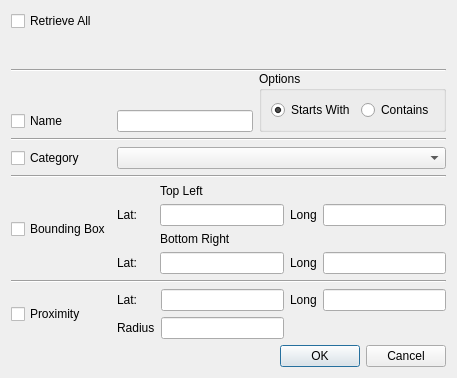
The window that examples/landmarkbrowser/landmarkfilterdialog.ui (qtproject/qt-mobility) describes before a commit, drawn with Qt 5.
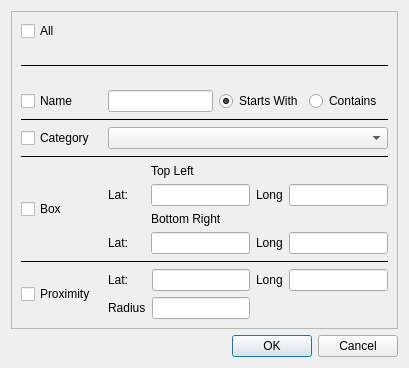
The same window after the commit.

Patch:
```diff
--- a/examples/landmarkbrowser/landmarkfilterdialog.ui
+++ b/examples/landmarkbrowser/landmarkfilterdialog.ui
@@ -6,12 +6,33 @@
    <rect>
     <x>0</x>
     <y>0</y>
-    <width>457</width>
-    <height>378</height>
+    <width>409</width>
+    <height>368</height>
    </rect>
   </property>
+  <property name="sizePolicy">
+   <sizepolicy hsizetype="Preferred" vsizetype="Preferred">
+    <horstretch>0</horstretch>
+    <verstretch>0</verstretch>
+   </sizepolicy>
+  </property>
   <property name="windowTitle">
-   <string>Add Landmark</string>
+   <string>Set Filter</string>
+  </property>
+  <layout class="QGridLayout" name="gridLayout_5">
+   <item row="0" column="0">
+    <widget class="QScrollArea" name="scrollArea">
+     <property name="widgetResizable">
+      <bool>true</bool>
+     </property>
+     <widget class="QWidget" name="scrollAreaWidgetContents">
+      <property name="geometry">
+       <rect>
+        <x>0</x>
+        <y>0</y>
+        <width>372</width>
+        <height>309</height>
+       </rect>
   </property>
   <layout class="QGridLayout" name="gridLayout_4">
    <item row="0" column="0">
@@ -19,43 +40,20 @@
      <item row="0" column="0">
       <widget class="QCheckBox" name="filterAllCheckBox">
        <property name="text">
-        <string>Retrieve All</string>
+            <string>All</string>
        </property>
       </widget>
      </item>
-     <item row="1" column="0" rowspan="2" colspan="3">
+         <item row="1" column="0" rowspan="2" colspan="5">
       <widget class="Line" name="line_3">
+           <property name="frameShadow">
+            <enum>QFrame::Plain</enum>
+           </property>
        <property name="orientation">
         <enum>Qt::Horizontal</enum>
        </property>
       </widget>
      </item>
-     <item row="2" column="2" rowspan="2">
-      <widget class="QGroupBox" name="groupBox">
-       <property name="title">
-        <string>Options</string>
-       </property>
-       <layout class="QHBoxLayout" name="horizontalLayout">
-        <item>
-         <widget class="QRadioButton" name="startsWithRadioButton">
-          <property name="text">
-           <string>Starts With</string>
-          </property>
-          <property name="checked">
-           <bool>true</bool>
-          </property>
-         </widget>
-        </item>
-        <item>
-         <widget class="QRadioButton" name="radioButton_2">
-          <property name="text">
-           <string>Contains</string>
-          </property>
-         </widget>
-        </item>
-       </layout>
-      </widget>
-     </item>
      <item row="3" column="0">
       <widget class="QCheckBox" name="filterNameCheckBox">
        <property name="text">
@@ -70,8 +68,11 @@
        </property>
       </widget>
      </item>
-     <item row="4" column="0" colspan="3">
+         <item row="4" column="0" colspan="5">
       <widget class="Line" name="line_4">
+           <property name="frameShadow">
+            <enum>QFrame::Plain</enum>
+           </property>
        <property name="orientation">
         <enum>Qt::Horizontal</enum>
        </property>
@@ -84,11 +85,14 @@
        </property>
       </widget>
      </item>
-     <item row="5" column="1" colspan="2">
+         <item row="5" column="1" colspan="4">
       <widget class="QComboBox" name="categoryComboBox"/>
      </item>
-     <item row="6" column="0" colspan="3">
+         <item row="6" column="0" colspan="5">
       <widget class="Line" name="line">
+           <property name="frameShadow">
+            <enum>QFrame::Plain</enum>
+           </property>
        <property name="orientation">
         <enum>Qt::Horizontal</enum>
        </property>
@@ -97,11 +101,11 @@
      <item row="7" column="0">
       <widget class="QCheckBox" name="filterBoxCheckBox">
        <property name="text">
-        <string>Bounding Box</string>
+            <string>Box</string>
        </property>
       </widget>
      </item>
-     <item row="7" column="1" colspan="2">
+         <item row="7" column="1" colspan="4">
       <layout class="QGridLayout" name="gridLayout">
        <item row="0" column="1">
         <widget class="QLabel" name="label">
@@ -159,8 +163,17 @@
        </item>
       </layout>
      </item>
-     <item row="8" column="0" colspan="3">
+         <item row="8" column="0" colspan="5">
       <widget class="Line" name="line_2">
+           <property name="frameShadow">
+            <enum>QFrame::Plain</enum>
+           </property>
+           <property name="lineWidth">
+            <number>0</number>
+           </property>
+           <property name="midLineWidth">
+            <number>0</number>
+           </property>
        <property name="orientation">
         <enum>Qt::Horizontal</enum>
        </property>
@@ -169,11 +182,11 @@
      <item row="9" column="0">
       <widget class="QCheckBox" name="filterProximityCheckBox">
        <property name="text">
-        <string>Proximity</string>
+            <string>Proximity  </string>
        </property>
       </widget>
      </item>
-     <item row="9" column="1" colspan="2">
+         <item row="9" column="1" colspan="4">
       <layout class="QGridLayout" name="gridLayout_2">
        <item row="0" column="0">
         <widget class="QLabel" name="label_7">
@@ -207,7 +220,30 @@
        </item>
       </layout>
      </item>
-     <item row="10" column="1" colspan="2">
+         <item row="3" column="2">
+          <widget class="QRadioButton" name="startsWithRadioButton">
+           <property name="text">
+            <string>Starts With</string>
+           </property>
+           <property name="checked">
+            <bool>true</bool>
+           </property>
+          </widget>
+         </item>
+         <item row="3" column="3">
+          <widget class="QRadioButton" name="containsRadioButton">
+           <property name="text">
+            <string>Contains</string>
+           </property>
+          </widget>
+         </item>
+        </layout>
+       </item>
+      </layout>
+     </widget>
+    </widget>
+   </item>
+   <item row="1" column="0">
       <widget class="QDialogButtonBox" name="buttonBox">
        <property name="orientation">
         <enum>Qt::Horizontal</enum>
@@ -216,8 +252,6 @@
         <set>QDialogButtonBox::Cancel|QDialogButtonBox::Ok</set>
        </property>
       </widget>
-     </item>
-    </layout>
    </item>
   </layout>
  </widget>
```
Lines whose indentation alone changed are shown as unchanged.
